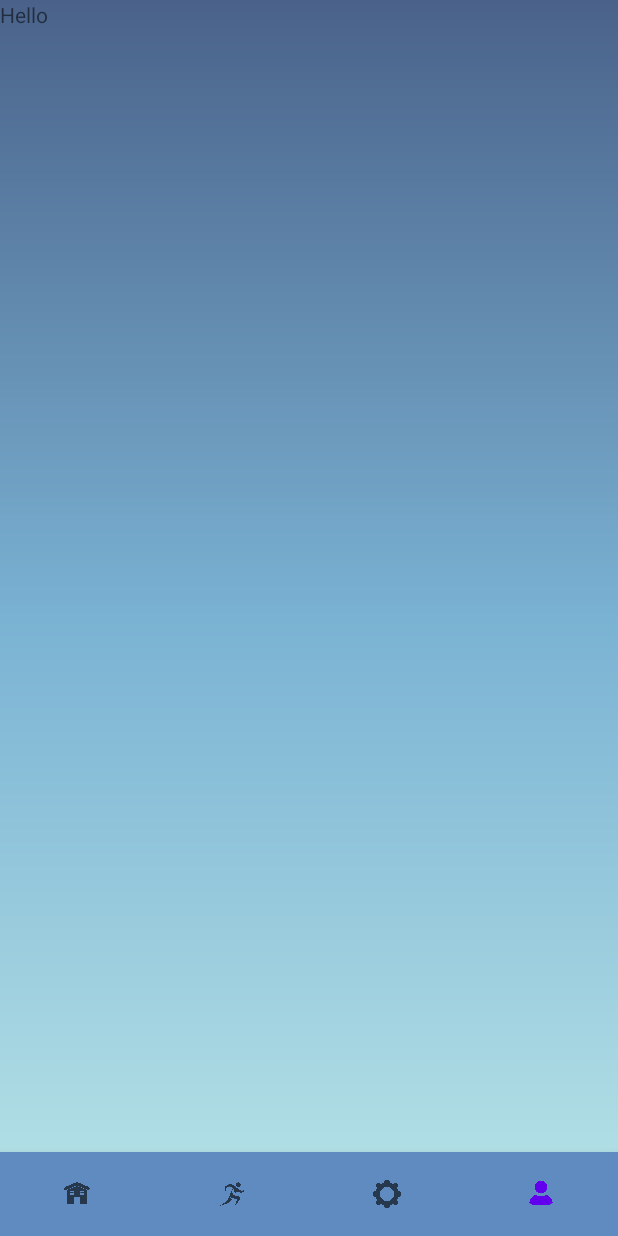
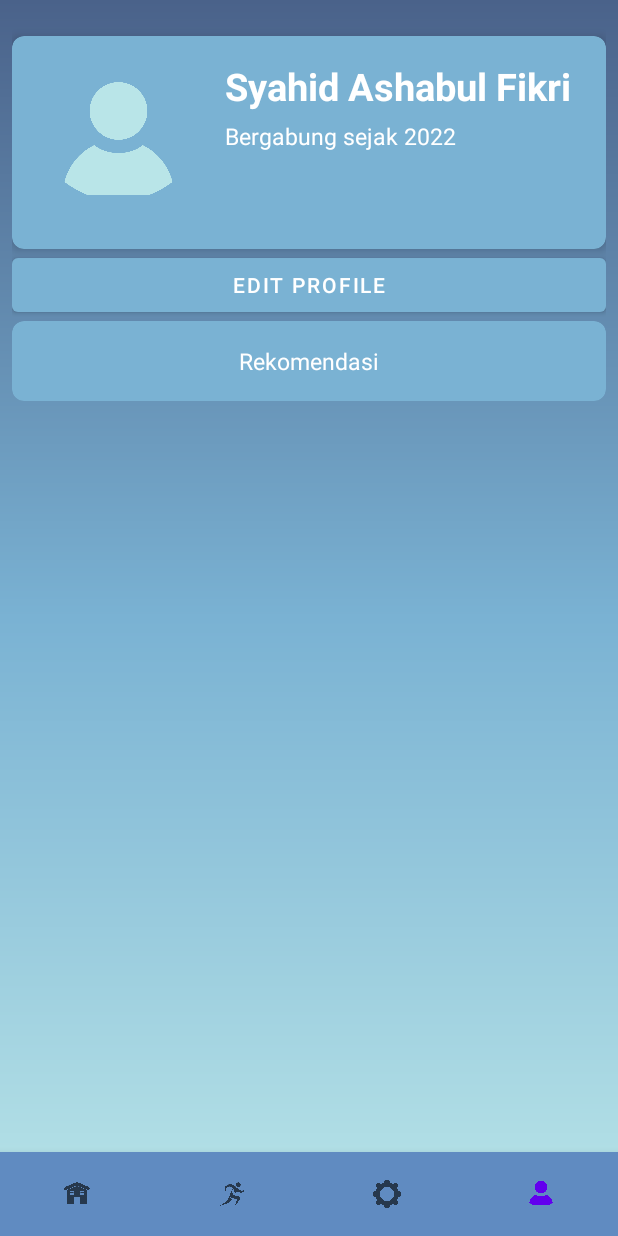
Before and after one commit to mutiara1011/capstone-project, an Android app: the ProfileFragment screen opened through its navigation route, on a phone screen of 412 x 824 dp. Run offline under Robolectric (Android 15) with nearby library versions, the phone set to English and light mode, and no system bars; our stand-ins replace navigation-ui.

Commit message:
Profile UI

```diff
--- a/app/src/main/java/com/example/myapplication/ui/profile/ProfileFragment.kt
+++ b/app/src/main/java/com/example/myapplication/ui/profile/ProfileFragment.kt
@@ -1,31 +1,46 @@
 package com.example.myapplication.ui.profile
 
-import androidx.fragment.app.viewModels
 import android.os.Bundle
-import androidx.fragment.app.Fragment
 import android.view.LayoutInflater
 import android.view.View
 import android.view.ViewGroup
-import com.example.myapplication.R
+import android.widget.TextView
+import androidx.fragment.app.Fragment
+import androidx.lifecycle.ViewModelProvider
+import com.example.myapplication.databinding.FragmentProfileBinding
+import androidx.appcompat.app.AppCompatActivity
 
 class ProfileFragment : Fragment() {
 
-    companion object {
-        fun newInstance() = ProfileFragment()
+    private var _binding: FragmentProfileBinding? = null
+    private val binding get() = _binding!!
+
+    override fun onCreateView(
+        inflater: LayoutInflater,
+        container: ViewGroup?,
+        savedInstanceState: Bundle?
+    ): View {
+        val profileViewModel =
+            ViewModelProvider(this).get(ProfileViewModel::class.java)
+
+        _binding = FragmentProfileBinding.inflate(inflater, container, false)
+        val root: View = binding.root
+
+        val nameTextView: TextView = binding.textAngin
+        profileViewModel.name.observe(viewLifecycleOwner) {
+            nameTextView.text = it
+        }
+
+        val joinYearTextView: TextView = binding.textAnginValue
+        profileViewModel.joinYear.observe(viewLifecycleOwner) {
+            joinYearTextView.text = it
+        }
+
+        return root
     }
 
-    private val viewModel: ProfileViewModel by viewModels()
-
-    override fun onCreate(savedInstanceState: Bundle?) {
-        super.onCreate(savedInstanceState)
-
-        // TODO: Use the ViewModel
-    }
-
-    override fun onCreateView(
-        inflater: LayoutInflater, container: ViewGroup?,
-        savedInstanceState: Bundle?
-    ): View {
-        return inflater.inflate(R.layout.fragment_profile, container, false)
+    override fun onDestroyView() {
+        super.onDestroyView()
+        _binding = null
     }
 }
--- a/app/src/main/java/com/example/myapplication/ui/profile/ProfileViewModel.kt
+++ b/app/src/main/java/com/example/myapplication/ui/profile/ProfileViewModel.kt
@@ -1,7 +1,18 @@
 package com.example.myapplication.ui.profile
 
+import androidx.lifecycle.LiveData
+import androidx.lifecycle.MutableLiveData
 import androidx.lifecycle.ViewModel
 
 class ProfileViewModel : ViewModel() {
-    // TODO: Implement the ViewModel
+
+    private val _name = MutableLiveData<String>().apply {
+        value = "Syahid Ashabul Fikri"
+    }
+    val name: LiveData<String> = _name
+
+    private val _joinYear = MutableLiveData<String>().apply {
+        value = "Bergabung sejak 2022"
+    }
+    val joinYear: LiveData<String> = _joinYear
 }
--- a/app/src/main/res/layout/fragment_profile.xml
+++ b/app/src/main/res/layout/fragment_profile.xml
@@ -1,13 +1,107 @@
 <?xml version="1.0" encoding="utf-8"?>
-<FrameLayout xmlns:android="http://schemas.android.com/apk/res/android"
+<ScrollView xmlns:android="http://schemas.android.com/apk/res/android"
+    xmlns:app="http://schemas.android.com/apk/res-auto"
     xmlns:tools="http://schemas.android.com/tools"
     android:layout_width="match_parent"
     android:layout_height="match_parent"
-    tools:context=".ui.profile.ProfileFragment">
+    android:paddingBottom="80dp"
+    android:clipToPadding="false">
 
-    <TextView
+    <androidx.constraintlayout.widget.ConstraintLayout
         android:layout_width="match_parent"
-        android:layout_height="match_parent"
-        android:text="Hello" />
+        android:layout_height="wrap_content"
+        android:layout_margin="8dp"
+        tools:ignore="ScrollViewSize">
 
-</FrameLayout>
+        <androidx.cardview.widget.CardView
+            android:id="@+id/about"
+            android:layout_width="0dp"
+            android:layout_height="wrap_content"
+            android:layout_marginTop="16dp"
+            app:cardBackgroundColor="#7AB2D3"
+            app:cardCornerRadius="8dp"
+            app:cardElevation="4dp"
+            app:layout_constraintTop_toTopOf="parent"
+            app:layout_constraintStart_toStartOf="parent"
+            app:layout_constraintEnd_toEndOf="parent">
+
+            <LinearLayout
+                android:layout_width="match_parent"
+                android:layout_height="wrap_content"
+                android:orientation="horizontal"
+                android:padding="16dp">
+
+                <ImageView
+                    android:id="@+id/icon_angin"
+                    android:layout_width="110dp"
+                    android:layout_height="110dp"
+                    android:layout_gravity="center_vertical"
+                    android:src="@drawable/profile" />
+
+                <LinearLayout
+                    android:id="@+id/location_container"
+                    android:layout_width="0dp"
+                    android:layout_height="wrap_content"
+                    android:layout_marginStart="16dp"
+                    android:orientation="vertical"
+                    android:gravity="center_vertical"
+                    android:layout_weight="1">
+
+                    <TextView
+                        android:id="@+id/text_angin"
+                        android:layout_width="wrap_content"
+                        android:layout_height="wrap_content"
+                        android:textColor="@color/white"
+                        android:textSize="25sp"
+                        android:textStyle="bold"
+                        tools:text="Syahid Ashabul Fikri" />
+
+                    <TextView
+                        android:id="@+id/text_angin_value"
+                        android:layout_width="wrap_content"
+                        android:layout_height="wrap_content"
+                        android:layout_marginTop="5dp"
+                        android:textColor="@color/white"
+                        android:textSize="15sp"
+                        tools:text="Bergabung sejak 2022" />
+                </LinearLayout>
+            </LinearLayout>
+        </androidx.cardview.widget.CardView>
+
+        <Button
+            android:id="@+id/btnEdit"
+            android:layout_width="match_parent"
+            android:layout_height="wrap_content"
+            android:text="Edit Profile"
+            android:textColor="@color/white"
+            app:backgroundTint="#7AB2D3"
+            app:layout_constraintTop_toBottomOf="@id/about"
+            app:layout_constraintEnd_toEndOf="parent"
+            app:layout_constraintStart_toStartOf="parent" />
+
+        <androidx.cardview.widget.CardView
+            android:id="@+id/recommendation"
+            android:layout_width="0dp"
+            android:layout_height="wrap_content"
+            app:cardBackgroundColor="#7AB2D3"
+            app:cardCornerRadius="8dp"
+            app:cardElevation="4dp"
+            app:layout_constraintTop_toBottomOf="@id/btnEdit"
+            app:layout_constraintBottom_toBottomOf="parent"
+            app:layout_constraintStart_toStartOf="parent"
+            app:layout_constraintEnd_toEndOf="parent">
+
+            <TextView
+                android:layout_width="match_parent"
+                android:layout_height="wrap_content"
+                android:gravity="center"
+                android:padding="16dp"
+                android:text="Rekomendasi"
+                android:textColor="@android:color/white"
+                android:textSize="15dp"
+                tools:ignore="TextSizeCheck" />
+
+        </androidx.cardview.widget.CardView>
+
+    </androidx.constraintlayout.widget.ConstraintLayout>
+</ScrollView>
```
